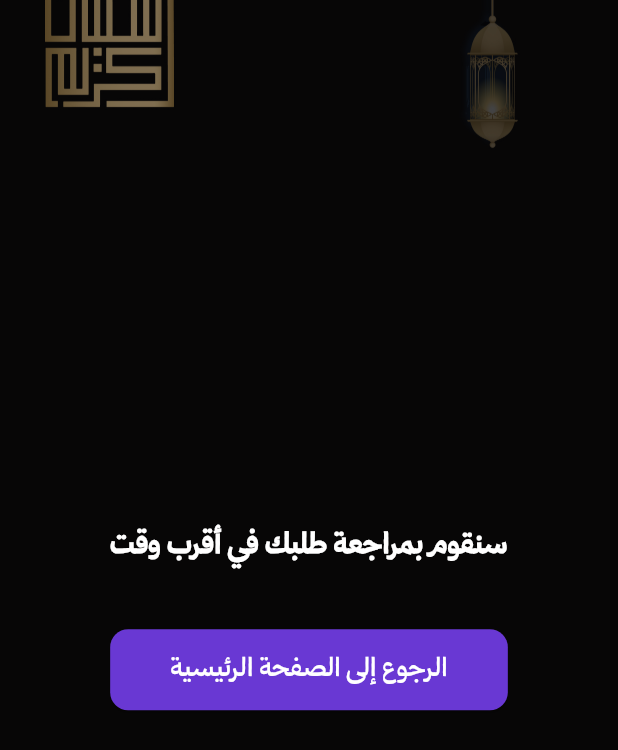
After one commit to tahadazinaaf/ramadan_free, a Flutter app: the ConfirmationScreen screen opened directly, on a phone screen of 412 x 824 dp. The commit adds this screen. Shown: the top 750 px of the screen. Run offline on Flutter 3.47's test engine with Material 3 defaults, Android fonts, the phone set to English and light mode, and no system bars; our stand-ins replace cloud_firestore, firebase_core, geolocator, shared_preferences; accounts and stored records are empty.

Commit message:
Updated AddPlaceScreen, added ConfirmationScreen, and removed form_sceen.png

```diff
--- /dev/null
+++ b/lib/screens/confirmation_screen.dart
@@ -0,0 +1,55 @@
+import 'package:flutter/material.dart';
+
+class ConfirmationScreen extends StatelessWidget {
+  @override
+  Widget build(BuildContext context) {
+    return Scaffold(
+      body: Stack(
+        children: [
+          // Background Image
+          Positioned.fill(
+            child: Image.asset(
+              "assets/background.jpg",
+              fit: BoxFit.cover,
+            ),
+          ),
+
+          Container(
+            color: Colors.black.withOpacity(0.5),
+          ),
+
+          Center(
+            child: Column(
+              mainAxisAlignment: MainAxisAlignment.center,
+              children: [
+                Text(
+                  "سنقوم بمراجعة طلبك في أقرب وقت",
+                  style: TextStyle(
+                    color: Colors.white,
+                    fontSize: 20,
+                    fontWeight: FontWeight.bold,
+                  ),
+                  textAlign: TextAlign.center,
+                ),
+                SizedBox(height: 40),
+                ElevatedButton(
+                  onPressed: () {
+                    Navigator.popUntil(context, (route) => route.isFirst);
+                  },
+                  style: ElevatedButton.styleFrom(
+                    backgroundColor: Color(0xFF6938D3),
+                    padding: EdgeInsets.symmetric(vertical: 14, horizontal: 40),
+                    shape: RoundedRectangleBorder(
+                        borderRadius: BorderRadius.circular(12)),
+                  ),
+                  child: Text("الرجوع إلى الصفحة الرئيسية",
+                      style: TextStyle(color: Colors.white, fontSize: 18)),
+                ),
+              ],
+            ),
+          ),
+        ],
+      ),
+    );
+  }
+}
--- a/lib/screens/landing_page.dart
+++ b/lib/screens/landing_page.dart
@@ -91,7 +91,7 @@ class _LandingPageState extends State<LandingPage> {
                   return CustomScrollView(
                     slivers: [
                       const SliverToBoxAdapter(
-                        child: SizedBox(height: 200),
+                        child: SizedBox(height: 100),
                       ),
                       SliverList(
                         delegate: SliverChildBuilderDelegate(
```
Also changed, not shown: lib/data/places.dart (+111 -2 lines), lib/screens/AddPlaceScreen.dart (+6 -15 lines), assets/form_sceen.png (deleted).
